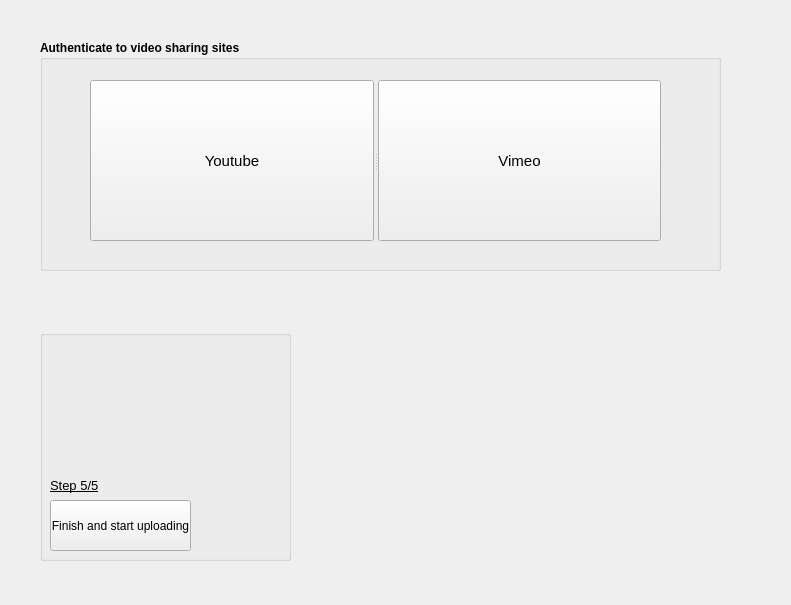
pratikone/videoVenom, file ui/upload.ui: the form before one commit.
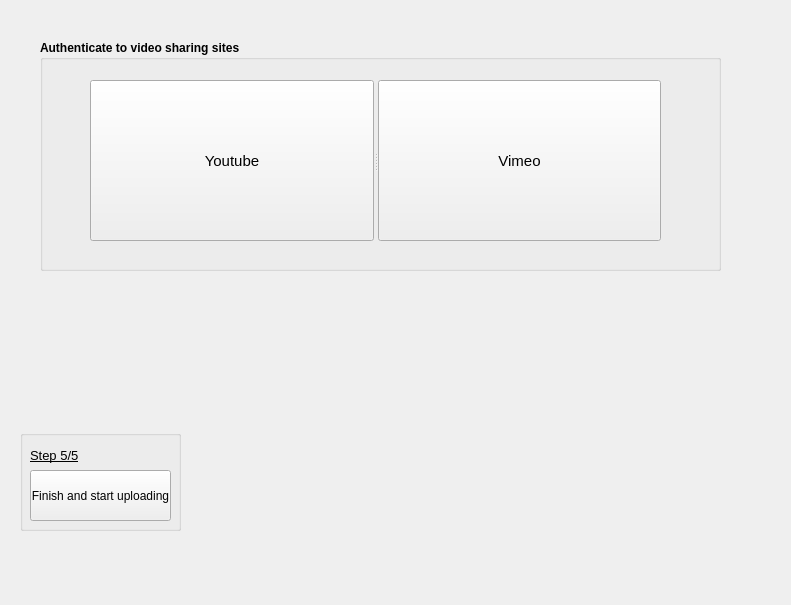
The form after the commit. The open tabs and pages were chosen to show the change.

Commit message: repositioned next button

```diff
--- a/ui/upload.ui
+++ b/ui/upload.ui
@@ -272,10 +272,10 @@
    <widget class="QGroupBox" name="progressBox_2">
     <property name="geometry">
      <rect>
-      <x>40</x>
-      <y>330</y>
-      <width>251</width>
-      <height>231</height>
+      <x>20</x>
+      <y>430</y>
+      <width>161</width>
+      <height>101</height>
      </rect>
     </property>
     <property name="title">
@@ -285,7 +285,7 @@
      <property name="geometry">
       <rect>
        <x>10</x>
-       <y>140</y>
+       <y>10</y>
        <width>81</width>
        <height>31</height>
       </rect>
@@ -311,7 +311,7 @@
      <property name="geometry">
       <rect>
        <x>10</x>
-       <y>170</y>
+       <y>40</y>
        <width>141</width>
        <height>51</height>
       </rect>
```
Left out of the diff: 14 changed lines with no effect on the pictures. The commit also changes 6 other files.
